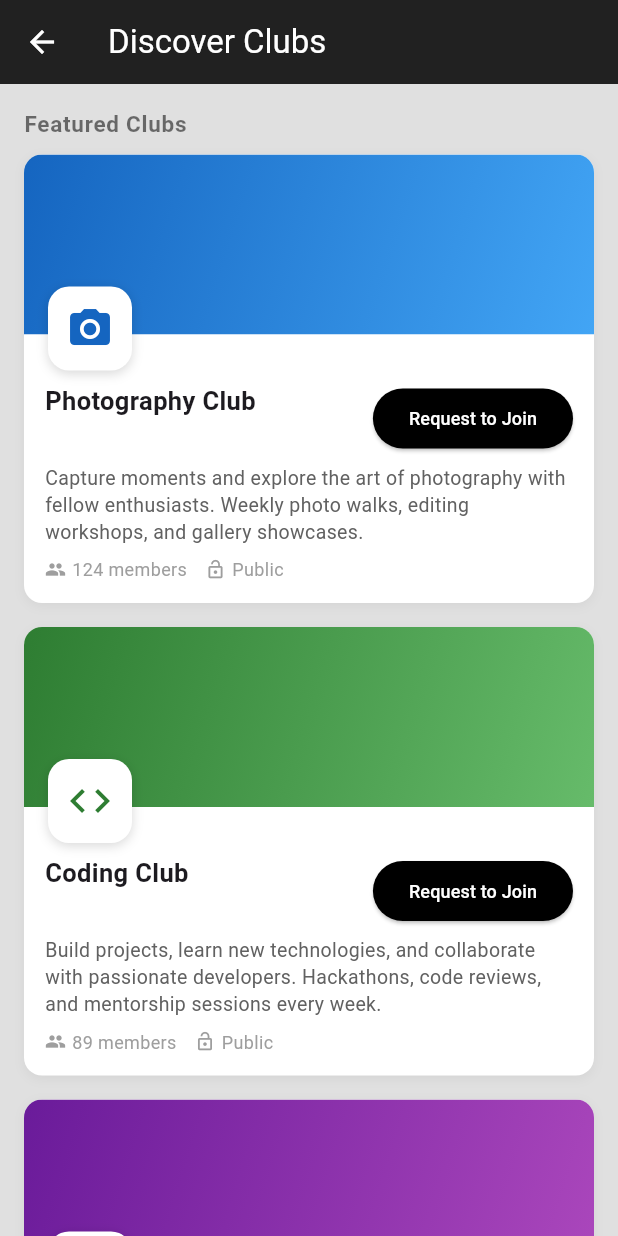
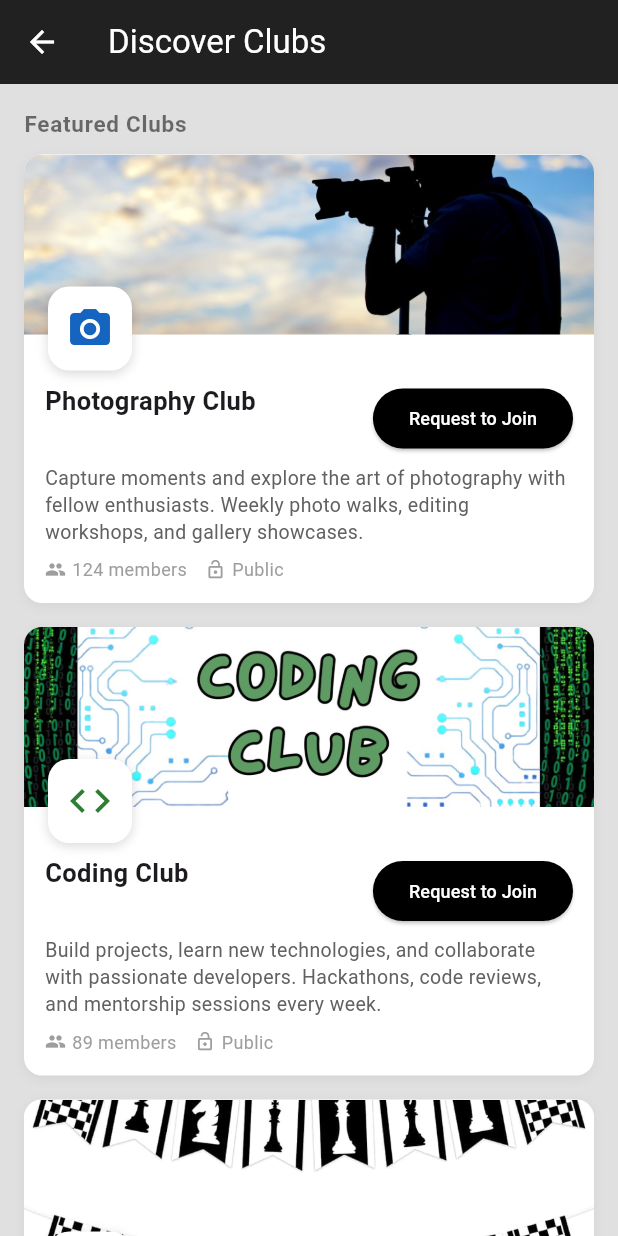
Before and after one commit to realcatapult/Map-25-26, a Flutter app: the DiscoverPage screen opened directly, on a phone screen of 412 x 824 dp. Run offline on Flutter 3.47's test engine with Material 3 defaults, Android fonts, the phone set to English and light mode, and no system bars; our stand-ins replace cached_network_image, cloud_firestore, firebase_auth, firebase_core, firebase_storage, image_picker and 1 more; accounts and stored records are empty; network calls fail.

Commit message:
Images added to club discover demo page
Co-authored-by: Copilot <copilot@github.com>

```diff
--- a/lib/Pages/discover_page.dart
+++ b/lib/Pages/discover_page.dart
@@ -12,6 +12,7 @@ class _DemoClub {
   final Color logoColor;
   final List<Color> bannerGradient;
   final int memberCount;
+  final String? bannerImage;
 
   const _DemoClub({
     required this.name,
@@ -20,6 +21,7 @@ class _DemoClub {
     required this.logoColor,
     required this.bannerGradient,
     required this.memberCount,
+    this.bannerImage,
   });
 }
 
@@ -32,6 +34,7 @@ const List<_DemoClub> _demoClubs = [
     logoColor: Color(0xFF1565C0),
     bannerGradient: [Color(0xFF1565C0), Color(0xFF42A5F5)],
     memberCount: 124,
+    bannerImage: 'lib/images/PhotoBanner.jpeg',
   ),
   _DemoClub(
     name: 'Coding Club',
@@ -41,6 +44,7 @@ const List<_DemoClub> _demoClubs = [
     logoColor: Color(0xFF2E7D32),
     bannerGradient: [Color(0xFF2E7D32), Color(0xFF66BB6A)],
     memberCount: 89,
+    bannerImage: 'lib/images/codingclub.jpeg',
   ),
   _DemoClub(
     name: 'Chess Club',
@@ -50,6 +54,7 @@ const List<_DemoClub> _demoClubs = [
     logoColor: Color(0xFF6A1B9A),
     bannerGradient: [Color(0xFF6A1B9A), Color(0xFFAB47BC)],
     memberCount: 57,
+    bannerImage: 'lib/images/chess.jpeg',
   ),
   _DemoClub(
     name: 'Hiking & Outdoors',
@@ -186,7 +191,14 @@ class _DemoClubCardState extends State<DemoClubCard> {
               ClipRRect(
                 borderRadius:
                     const BorderRadius.vertical(top: Radius.circular(12)),
-                child: Container(
+                child: club.bannerImage != null
+                    ? Image.asset(
+                        club.bannerImage!,
+                        width: double.infinity,
+                        height: 120,
+                        fit: BoxFit.cover,
+                      )
+                    : Container(
                         width: double.infinity,
                         height: 120,
                         decoration: BoxDecoration(
```
Also changed, not shown: lib/Pages/home_page.dart (+12 -3 lines), lib/images/PhotoBanner.jpeg (added), lib/images/chess.jpeg (added), lib/images/codingclub.jpeg (added). Lines whose indentation alone changed are shown as unchanged.
